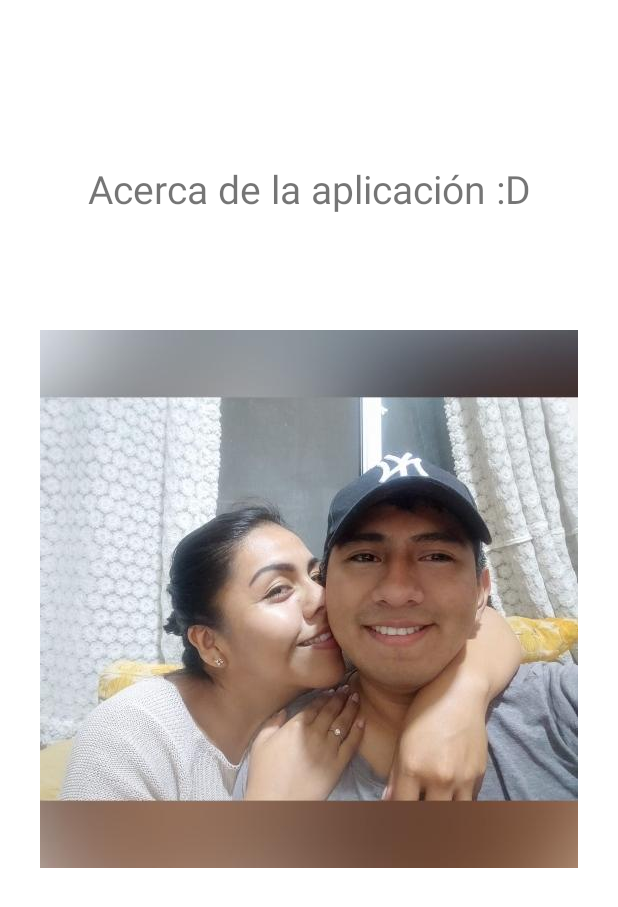
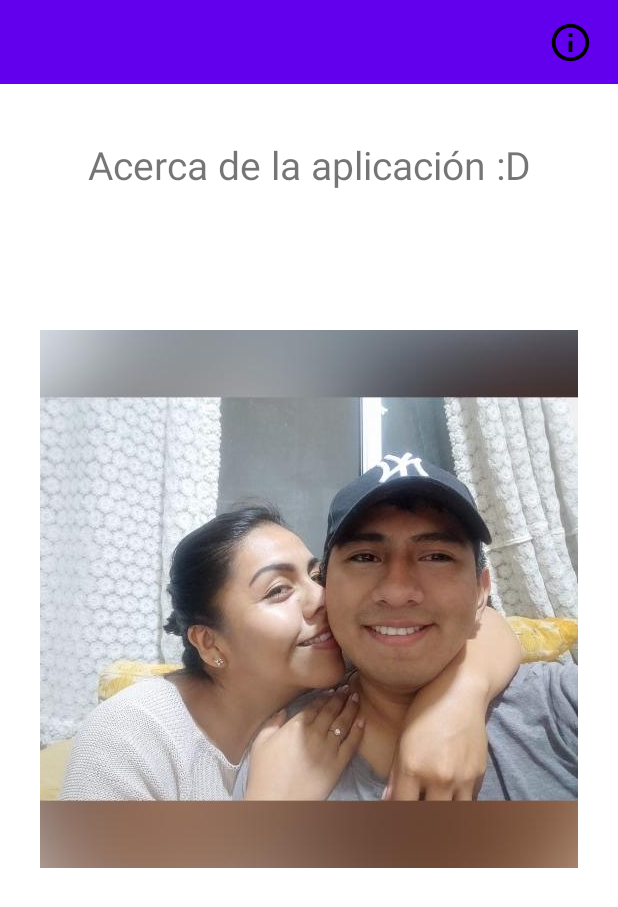
Before and after one commit to electricpants01/todoloco, an Android app: the layout fragment_info.xml on its own in the app's theme, with its tools: preview values and no code run, on a phone screen of 412 x 824 dp. Shown: the top 907 px of the screen. Run offline under Robolectric (Android 15) with nearby library versions, the phone set to English and light mode, and no system bars; network calls fail.

Commit message:
added custom toolbar

```diff
--- a/app/src/main/AndroidManifest.xml
+++ b/app/src/main/AndroidManifest.xml
@@ -12,7 +12,7 @@
         android:supportsRtl="true"
         android:theme="@style/Theme.TodoLoco">
         <activity
-            android:name=".ui.MainActivity"
+            android:name=".ui.mainActivity.MainActivity"
             android:exported="true">
             <intent-filter>
                 <action android:name="android.intent.action.MAIN" />
--- a/app/src/main/java/com/locotodevteam/todoloco/ui/PostDetailFragment.kt
+++ b/app/src/main/java/com/locotodevteam/todoloco/ui/PostDetailFragment.kt
@@ -11,8 +11,6 @@ class PostDetailFragment : Fragment() {
 
     override fun onCreate(savedInstanceState: Bundle?) {
         super.onCreate(savedInstanceState)
-        arguments?.let {
-        }
     }
 
     override fun onCreateView(
--- a/app/src/main/res/drawable/ic_info.xml
+++ b/app/src/main/res/drawable/ic_info.xml
@@ -1,10 +1,5 @@
-<vector xmlns:android="http://schemas.android.com/apk/res/android"
-    android:width="24dp"
-    android:height="24dp"
-    android:viewportWidth="24"
-    android:viewportHeight="24"
-    android:tint="?attr/colorControlNormal">
-  <path
-      android:fillColor="@android:color/white"
-      android:pathData="M12,2C6.48,2 2,6.48 2,12s4.48,10 10,10 10,-4.48 10,-10S17.52,2 12,2zM13,17h-2v-6h2v6zM13,9h-2L11,7h2v2z"/>
+<vector android:height="24dp" android:tint="#000000"
+    android:viewportHeight="24" android:viewportWidth="24"
+    android:width="24dp" xmlns:android="http://schemas.android.com/apk/res/android">
+    <path android:fillColor="@android:color/white" android:pathData="M11,7h2v2h-2zM11,11h2v6h-2zM12,2C6.48,2 2,6.48 2,12s4.48,10 10,10 10,-4.48 10,-10S17.52,2 12,2zM12,20c-4.41,0 -8,-3.59 -8,-8s3.59,-8 8,-8 8,3.59 8,8 -3.59,8 -8,8z"/>
 </vector>
--- a/app/src/main/res/layout/activity_main.xml
+++ b/app/src/main/res/layout/activity_main.xml
@@ -4,14 +4,14 @@
     xmlns:tools="http://schemas.android.com/tools"
     android:layout_width="match_parent"
     android:layout_height="match_parent"
-    tools:context=".ui.MainActivity">
+    tools:context=".ui.mainActivity.MainActivity">
 
 
     <androidx.fragment.app.FragmentContainerView
         android:id="@+id/my_nav_host_fragment"
         android:name="androidx.navigation.fragment.NavHostFragment"
-        android:layout_width="409dp"
-        android:layout_height="729dp"
+        android:layout_width="match_parent"
+        android:layout_height="match_parent"
         app:defaultNavHost="true"
         app:layout_constraintBottom_toBottomOf="parent"
         app:layout_constraintEnd_toEndOf="parent"
--- /dev/null
+++ b/app/src/main/res/layout/app_bar_layout.xml
@@ -0,0 +1,45 @@
+<?xml version="1.0" encoding="utf-8"?>
+<androidx.constraintlayout.widget.ConstraintLayout
+    xmlns:android="http://schemas.android.com/apk/res/android"
+    xmlns:app="http://schemas.android.com/apk/res-auto"
+    android:layout_width="match_parent"
+    android:layout_height="wrap_content">
+
+    <com.google.android.material.appbar.AppBarLayout
+        android:id="@+id/appBarLayout"
+        android:layout_width="match_parent"
+        android:layout_height="wrap_content"
+        app:layout_constraintEnd_toEndOf="parent"
+        app:layout_constraintStart_toStartOf="parent"
+        app:layout_constraintTop_toTopOf="parent">
+
+        <androidx.constraintlayout.widget.ConstraintLayout
+            android:layout_width="match_parent"
+            android:layout_height="match_parent">
+
+            <androidx.appcompat.widget.Toolbar
+                android:id="@+id/toolbar"
+                android:layout_width="409dp"
+                android:layout_height="wrap_content"
+                android:background="?attr/colorPrimary"
+                android:minHeight="?attr/actionBarSize"
+                android:theme="?attr/actionBarTheme"
+                app:layout_constraintEnd_toEndOf="parent"
+                app:layout_constraintStart_toStartOf="parent"
+                app:layout_constraintTop_toTopOf="parent" />
+
+            <ImageView
+                android:id="@+id/btnInfo"
+                android:layout_width="30dp"
+                android:layout_height="30dp"
+                android:layout_marginEnd="15dp"
+                android:src="@drawable/ic_info"
+                app:layout_constraintBottom_toBottomOf="parent"
+                app:layout_constraintEnd_toEndOf="@+id/toolbar"
+                app:layout_constraintTop_toTopOf="parent" />
+
+
+        </androidx.constraintlayout.widget.ConstraintLayout>
+    </com.google.android.material.appbar.AppBarLayout>
+
+</androidx.constraintlayout.widget.ConstraintLayout>
--- a/app/src/main/res/layout/fragment_info.xml
+++ b/app/src/main/res/layout/fragment_info.xml
@@ -4,19 +4,23 @@
     xmlns:tools="http://schemas.android.com/tools"
     android:layout_width="match_parent"
     android:layout_height="match_parent"
-    tools:context=".ui.InfoFragment">
+    tools:context=".ui.infoFragment.InfoFragment">
 
-    <!-- TODO: Update blank fragment layout -->
+    <include
+        android:id="@+id/infoToolbar"
+        layout="@layout/app_bar_layout" />
+
+
     <TextView
         android:id="@+id/textView2"
         android:layout_width="wrap_content"
         android:layout_height="wrap_content"
-        android:layout_marginTop="108dp"
+        android:layout_marginTop="36dp"
         android:text="Acerca de la aplicación :D"
         android:textSize="26sp"
         app:layout_constraintEnd_toEndOf="parent"
         app:layout_constraintStart_toStartOf="parent"
-        app:layout_constraintTop_toTopOf="parent" />
+        app:layout_constraintTop_toBottomOf="@+id/infoToolbar" />
 
     <ImageView
         android:id="@+id/imageView"
--- a/app/src/main/res/menu/my_menu.xml
+++ b/app/src/main/res/menu/my_menu.xml
@@ -1,8 +1,5 @@
 <?xml version="1.0" encoding="utf-8"?>
 <menu xmlns:android="http://schemas.android.com/apk/res/android"
     xmlns:app="http://schemas.android.com/apk/res-auto">
-    <item android:title="Info"
-        android:icon="@drawable/ic_info"
-        android:id="@+id/btnInfo"
-        app:showAsAction="ifRoom" />
+
 </menu>
--- a/app/src/main/res/navigation/my_nav.xml
+++ b/app/src/main/res/navigation/my_nav.xml
@@ -7,7 +7,7 @@
 
     <fragment
         android:id="@+id/postList"
-        android:name="com.locotodevteam.todoloco.ui.PostList"
+        android:name="com.locotodevteam.todoloco.ui.postLisFragment.PostListFragment"
         android:label="fragment_post_list"
         tools:layout="@layout/fragment_post_list" >
         <action
@@ -28,7 +28,7 @@
     </fragment>
     <fragment
         android:id="@+id/infoFragment"
-        android:name="com.locotodevteam.todoloco.ui.InfoFragment"
+        android:name="com.locotodevteam.todoloco.ui.infoFragment.InfoFragment"
         android:label="fragment_info"
         tools:layout="@layout/fragment_info" />
 </navigation>
--- a/app/src/main/res/values-night/themes.xml
+++ b/app/src/main/res/values-night/themes.xml
@@ -1,6 +1,6 @@
 <resources xmlns:tools="http://schemas.android.com/tools">
     <!-- Base application theme. -->
-    <style name="Theme.TodoLoco" parent="Theme.MaterialComponents.DayNight.DarkActionBar">
+    <style name="Theme.TodoLoco" parent="Theme.MaterialComponents.DayNight.NoActionBar">
         <!-- Primary brand color. -->
         <item name="colorPrimary">@color/purple_200</item>
         <item name="colorPrimaryVariant">@color/purple_700</item>
@@ -9,8 +9,6 @@
         <item name="colorSecondary">@color/teal_200</item>
         <item name="colorSecondaryVariant">@color/teal_200</item>
         <item name="colorOnSecondary">@color/black</item>
-        <!-- Status bar color. -->
         <item name="android:statusBarColor" tools:targetApi="l">?attr/colorPrimaryVariant</item>
-        <!-- Customize your theme here. -->
     </style>
 </resources>
--- a/app/src/main/res/values/themes.xml
+++ b/app/src/main/res/values/themes.xml
@@ -1,6 +1,6 @@
 <resources xmlns:tools="http://schemas.android.com/tools">
     <!-- Base application theme. -->
-    <style name="Theme.TodoLoco" parent="Theme.MaterialComponents.DayNight.DarkActionBar">
+    <style name="Theme.TodoLoco" parent="Theme.MaterialComponents.DayNight.NoActionBar">
         <!-- Primary brand color. -->
         <item name="colorPrimary">@color/purple_500</item>
         <item name="colorPrimaryVariant">@color/purple_700</item>
--- a/build.gradle
+++ b/build.gradle
@@ -10,6 +10,8 @@ buildscript {
         classpath "org.jetbrains.kotlin:kotlin-gradle-plugin:1.5.30"
         classpath "io.realm:realm-gradle-plugin:10.7.0"
         classpath 'com.google.gms:google-services:4.3.10'
+        def nav_version = "2.4.1"
+        classpath "androidx.navigation:navigation-safe-args-gradle-plugin:$nav_version"
     }
 }
 
```
Also changed, not shown: app/build.gradle (+14 -16 lines), app/src/main/java/com/locotodevteam/todoloco/ui/MainActivity.kt (deleted, +0 -64 lines), app/src/main/java/com/locotodevteam/todoloco/ui/infoFragment/InfoFragment.kt (renamed from app/src/main/java/com/locotodevteam/todoloco/ui/InfoFragment.kt, +10 -1 lines), app/src/main/java/com/locotodevteam/todoloco/ui/mainActivity/MainActivity.kt (added, +39 -0 lines), app/src/main/java/com/locotodevteam/todoloco/ui/mainActivity/MainViewModel.kt (renamed from app/src/main/java/com/locotodevteam/todoloco/ui/viewmodel/MainViewModel.kt, +3 -4 lines), app/src/main/java/com/locotodevteam/todoloco/ui/postLisFragment/PostListFragment.kt (renamed from app/src/main/java/com/locotodevteam/todoloco/ui/PostList.kt, +15 -6 lines), app/src/main/res/layout/fragment_post_list.xml (+11 -7 lines).
